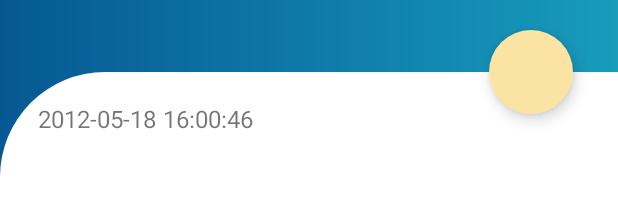
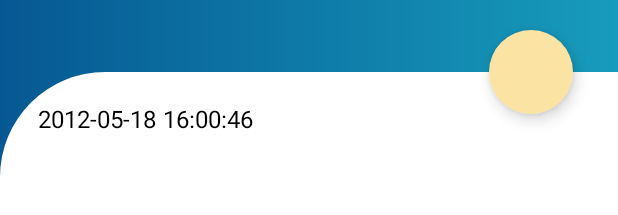
Before and after one commit to JesyNoelia/Readnetic, an Android app: the layout fragment_detail.xml on its own in the app's theme, with its tools: preview values and no code run, on a phone screen of 412 x 824 dp. Shown: the part 408-623 px from the top of the screen. Run offline under Robolectric (Android 15) with nearby library versions, the phone set to English and light mode, and no system bars.

Commit message:
Fixed dark mode colors

```diff
--- a/app/src/main/res/drawable/layout_bg.xml
+++ b/app/src/main/res/drawable/layout_bg.xml
@@ -1,7 +1,7 @@
 <?xml version="1.0" encoding="utf-8"?>
 <shape xmlns:android="http://schemas.android.com/apk/res/android">
 
-    <solid android:color="#ffffff"/>
+    <solid android:color="?colorOnPrimary"/>
     <corners android:topLeftRadius="70dp"/>
 
 </shape>
--- a/app/src/main/res/layout/fragment_detail.xml
+++ b/app/src/main/res/layout/fragment_detail.xml
@@ -64,6 +64,7 @@
             android:layout_height="match_parent"
             android:background="@drawable/layout_bg"
             android:padding="20dp"
+
             app:layout_behavior="com.google.android.material.appbar.AppBarLayout$ScrollingViewBehavior">
 
             <androidx.constraintlayout.widget.ConstraintLayout
@@ -76,6 +77,7 @@
                     android:layout_height="wrap_content"
                     android:layout_marginStart="5dp"
                     android:text="@{book.date}"
+                    android:textColor="?android:textColorPrimary"
                     android:textSize="16sp"
                     app:layout_constraintHorizontal_bias="0"
                     app:layout_constraintStart_toStartOf="parent"
@@ -89,6 +91,7 @@
                     android:layout_height="wrap_content"
                     android:layout_marginTop="24dp"
                     android:textSize="16sp"
+                    android:textColor="?android:textColorPrimary"
                     android:text="@{book.description}"
                     app:layout_constraintEnd_toEndOf="parent"
                     app:layout_constraintHorizontal_bias="1.0"
--- a/app/src/main/res/values-night/themes.xml
+++ b/app/src/main/res/values-night/themes.xml
@@ -12,6 +12,7 @@
         <!-- Status bar color. -->
         <item name="android:statusBarColor" tools:targetApi="l">?attr/colorPrimaryVariant</item>
         <!-- Customize your theme here. -->
+        <item name="android:textColorPrimary">@color/white</item>
     </style>
 
     <style name="TextInputLayoutAppearance" parent="Widget.Design.TextInputLayout">
@@ -20,7 +21,7 @@
 
     <style name="CollapsedAppBar" parent="@android:style/TextAppearance.Medium">
         <item name="android:textSize">18sp</item>
-        <item name="android:textColor">@color/white</item>
+        <item name="android:textColor">@color/black</item>
         <item name="android:textStyle">normal</item>
     </style>
 </resources>
--- a/app/src/main/res/values/themes.xml
+++ b/app/src/main/res/values/themes.xml
@@ -12,7 +12,7 @@
         <!-- Status bar color. -->
         <item name="android:statusBarColor" tools:targetApi="l">?attr/colorPrimaryVariant</item>
         <!-- Customize your theme here. -->
-        <item name="android:textColorPrimary">@color/white</item>
+        <item name="android:textColorPrimary">@color/black</item>
     </style>
 
     <style name="TextInputLayoutAppearance" parent="Widget.Design.TextInputLayout">
```
